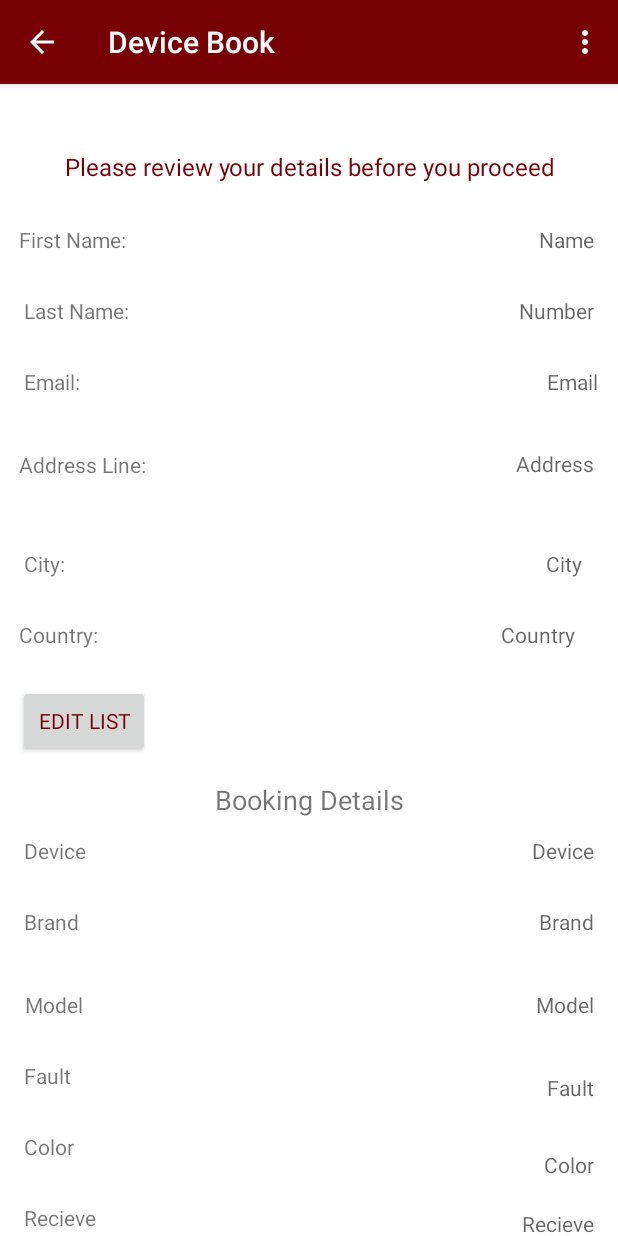
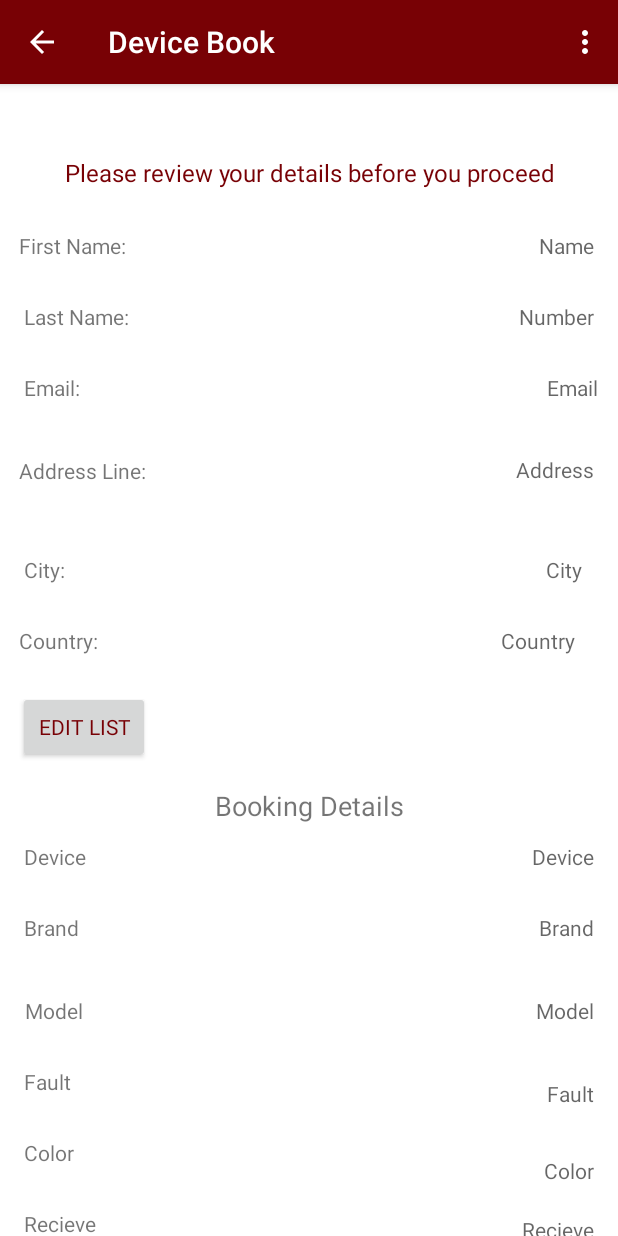
Before and after one commit to SamStar18/DeviceBook, an Android app: the displayActivity screen opened directly, with no data from a screen before it, on a phone screen of 412 x 824 dp. Run offline under Robolectric (Android 15) with nearby library versions, the phone set to English and light mode, and no system bars; Roboto replaces fonts that are not available here.

Commit message:
My Commit

```diff
--- a/app/src/main/res/layout/activity_display.xml
+++ b/app/src/main/res/layout/activity_display.xml
@@ -11,7 +11,7 @@
         android:id="@+id/customerListView"
         android:layout_width="0dp"
         android:layout_height="wrap_content"
-        android:layout_marginTop="28dp"
+        android:layout_marginTop="32dp"
         android:adjustViewBounds="true"
         app:layout_constraintEnd_toEndOf="parent"
         app:layout_constraintHorizontal_bias="0.0"
```
